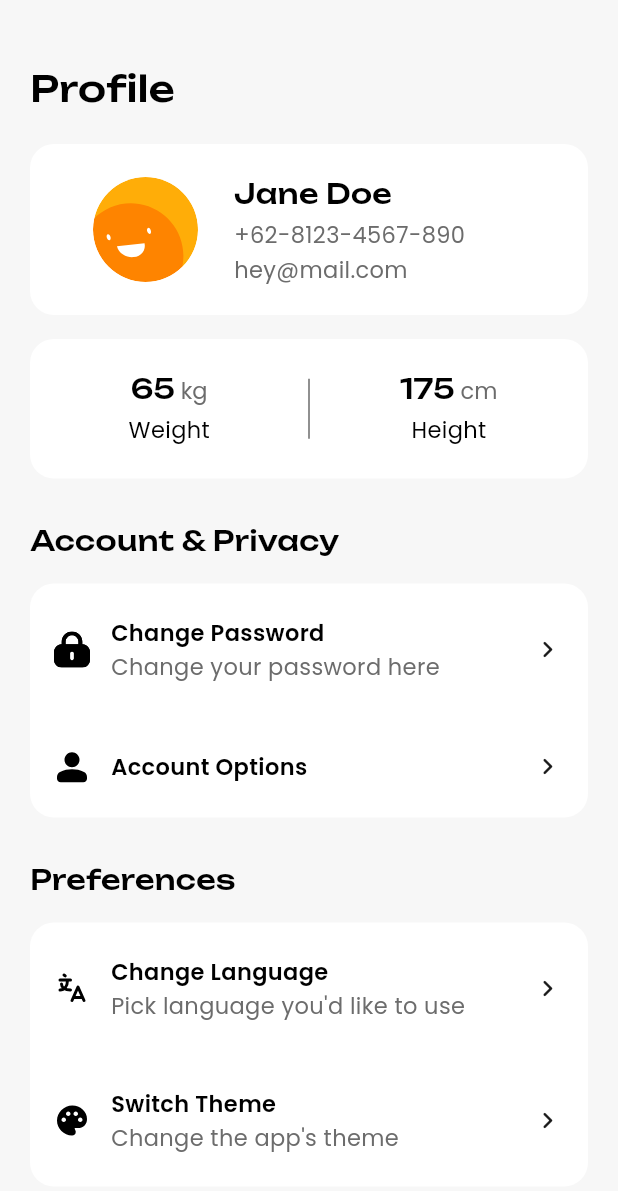
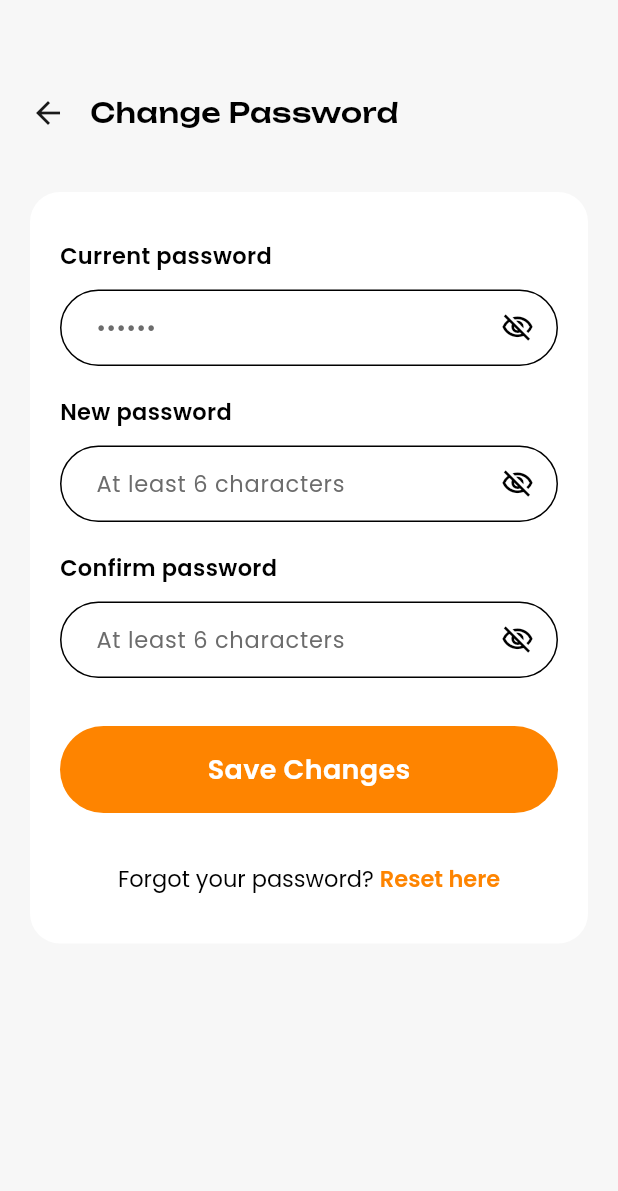
Before and after one commit to RiskyDwiyanti/ads-project, a Flutter app: the ProfileView screen opened by its route, after a tap on "Change Password", on a phone screen of 412 x 824 dp. Shown: the top 1191 px of the screen. Run offline on Flutter 3.47's test engine with Material 3 defaults, Android fonts, the phone set to English and light mode, and no system bars; our stand-ins replace flutter_svg, get, google_fonts, hive_flutter, shared_preferences; accounts and stored records are empty.

Commit message:
ui change password

```diff
--- /dev/null
+++ b/lib/app/modules/change_password/bindings/change_password_binding.dart
@@ -0,0 +1,12 @@
+import 'package:get/get.dart';
+
+import '../controllers/change_password_controller.dart';
+
+class ChangePasswordBinding extends Bindings {
+  @override
+  void dependencies() {
+    Get.lazyPut<ChangePasswordController>(
+      () => ChangePasswordController(),
+    );
+  }
+}
--- /dev/null
+++ b/lib/app/modules/change_password/controllers/change_password_controller.dart
@@ -0,0 +1,90 @@
+import 'package:fitpall/app/routes/app_pages.dart';
+import 'package:flutter/material.dart';
+import 'package:get/get.dart';
+
+class ChangePasswordController extends GetxController {
+  final currentPasswordController = TextEditingController();
+  final newPasswordController = TextEditingController();
+  final confirmPasswordController = TextEditingController();
+
+  var isCurrentPasswordVisible = false.obs;
+  var isNewPasswordVisible = false.obs;
+  var isConfirmPasswordVisible = false.obs;
+  var isLoading = false.obs;
+
+  void toggleCurrentPassword() =>
+      isCurrentPasswordVisible.value = !isCurrentPasswordVisible.value;
+
+  void toggleNewPassword() =>
+      isNewPasswordVisible.value = !isNewPasswordVisible.value;
+
+  void toggleConfirmPassword() =>
+      isConfirmPasswordVisible.value = !isConfirmPasswordVisible.value;
+
+  void saveChanges() {
+    final current = currentPasswordController.text.trim();
+    final newPass = newPasswordController.text.trim();
+    final confirm = confirmPasswordController.text.trim();
+
+    // Validasi
+    if ( current.isEmpty || newPass.isEmpty || confirm.isEmpty) {
+      Get.snackbar(
+        'Error',
+        'Please fill in all fields.',
+        snackPosition: SnackPosition.BOTTOM,
+        backgroundColor: Colors.red,
+        colorText: Colors.white,
+      );
+      return;
+    }
+
+    if (newPass.length < 6) {
+      Get.snackbar(
+        'Error',
+        'New password must be at least 6 characters.',
+        snackPosition: SnackPosition.BOTTOM,
+        backgroundColor: Colors.red,
+        colorText: Colors.white,
+      );
+      return;
+    }
+
+    if (newPass != confirm) {
+      Get.snackbar(
+        'Error',
+        'New password and confirm password do not match.',
+        snackPosition: SnackPosition.BOTTOM,
+        backgroundColor: Colors.red,
+        colorText: Colors.white,
+      );
+      return;
+    }
+
+    // TODO: Panggil API ganti password di sini
+    isLoading.value = true;
+    Future.delayed(const Duration(seconds: 1), () {
+      isLoading.value = false;
+      Get.back();
+      Get.snackbar(
+        'Success',
+        'Password changed successfully.',
+        snackPosition: SnackPosition.BOTTOM,
+        backgroundColor: Colors.green,
+        colorText: Colors.white,
+      );
+    });
+  }
+
+  void onResetPassword() {
+    // TODO: navigasi ke halaman forgot password
+    Get.toNamed(Routes.RESET_PASSWORD);
+  }
+
+  @override
+  void onClose() {
+    currentPasswordController.dispose();
+    newPasswordController.dispose();
+    confirmPasswordController.dispose();
+    super.onClose();
+  }
+}
--- /dev/null
+++ b/lib/app/modules/change_password/views/change_password_view.dart
@@ -0,0 +1,192 @@
+import 'package:fitpall/app/theme/app_colors.dart';
+import 'package:fitpall/app/theme/app_text.dart';
+import 'package:flutter/material.dart';
+
+import 'package:get/get.dart';
+
+import '../controllers/change_password_controller.dart';
+
+class ChangePasswordView extends GetView<ChangePasswordController> {
+  const ChangePasswordView({super.key});
+  @override
+  Widget build(BuildContext context) {
+    return Scaffold(
+      backgroundColor: AppColors.background,
+      body: SafeArea(
+        child: Column(
+          crossAxisAlignment: CrossAxisAlignment.start,
+          children: [
+            // ========================== HEADER ==========================
+            Padding(
+              padding: const EdgeInsets.fromLTRB(20, 62, 20, 20),
+              child: Row(
+                children: [
+                  GestureDetector(
+                    onTap: () => Get.back(),
+                    child: const Icon(
+                      Icons.arrow_back,
+                      size: 24,
+                      color: Color(0xFF1A1A1A),
+                    ),
+                  ),
+                  const SizedBox(width: 16),
+                  Text('Change Password', style: AppText.Heading2),
+                ],
+              ),
+            ),
+
+            const SizedBox(height: 20,),
+
+            // ========================== FORM CARD ==========================
+            Padding(
+              padding: const EdgeInsets.symmetric(horizontal: 20),
+              child: Container(
+                padding: const EdgeInsets.fromLTRB(20, 32, 20, 32),
+                decoration: BoxDecoration(
+                  color: AppColors.white,
+                  borderRadius: BorderRadius.circular(20),
+                ),
+                child: Column(
+                  crossAxisAlignment: CrossAxisAlignment.start,
+                  children: [
+                    // Current Password
+                    Text('Current password', style: AppText.Body_bold,),
+                    const SizedBox(height: 12,),
+                    Obx(() => _buildPasswordField(
+                      controller: controller.currentPasswordController,
+                      hint: '••••••',
+                      isVisible: controller.isCurrentPasswordVisible.value,
+                      onToggle: controller.toggleCurrentPassword,
+                    )),
+
+                    const SizedBox(height: 20,),
+
+                    // New Password
+                    Text('New password', style: AppText.Body_bold,),
+                    const SizedBox(height: 12,),
+                    Obx(() => _buildPasswordField(
+                      controller: controller.newPasswordController,
+                      hint: 'At least 6 characters',
+                      isVisible: controller.isNewPasswordVisible.value,
+                      onToggle: controller.toggleNewPassword,
+                    )),
+
+                    const SizedBox(height: 20,),
+
+                    // Confirm Password
+                    Text('Confirm password', style: AppText.Body_bold,),
+                    const SizedBox(height: 12,),
+                    Obx(() => _buildPasswordField(
+                      controller: controller.confirmPasswordController,
+                      hint: 'At least 6 characters',
+                      isVisible: controller.isConfirmPasswordVisible.value,
+                      onToggle: controller.toggleConfirmPassword,
+                    )),
+
+                    const SizedBox(height: 32,),
+
+                    // Save Changes Button
+                    Obx(() => GestureDetector(
+                      onTap: controller.isLoading.value ? null : controller.saveChanges,
+                      child: Container(
+                        width: double.infinity,
+                        padding: const EdgeInsets.symmetric(vertical: 16),
+                        decoration: BoxDecoration(
+                          color: AppColors.primary,
+                          borderRadius: BorderRadius.circular(30),
+                        ),
+                        child: Center(
+                          child: controller.isLoading.value
+                            ? const SizedBox(
+                              width: 22,
+                              height: 22,
+                              child: CircularProgressIndicator(
+                                color: AppColors.white,
+                                strokeWidth: 2.5,
+                              ),
+                            )
+                            : Text(
+                              'Save Changes',
+                              style: AppText.Subheading_Bold.copyWith(color: AppColors.white),
+                            ),
+                        ),
+                      ),
+                    )),
+
+                    const SizedBox(height: 32,),
+
+                    // Forgot Password
+                    Center(
+                      child: GestureDetector(
+                        onTap: controller.onResetPassword,
+                        child: RichText(
+                          text: TextSpan(
+                            children: [
+                              TextSpan(
+                                text: 'Forgot your password? ',
+                                style: AppText.Body,
+                              ),
+
+                              TextSpan(
+                                text: 'Reset here',
+                                style: AppText.Body_bold.copyWith(
+                                  color: AppColors.primary,
+                                ),
+                              ),
+                            ],
+                          ),
+                        ),
+                      ),
+                    )
+                  ],
+                ),
+              ),
+            ),
+          ],
+        ),
+      ),
+    );
+  }
+
+  // ========================== PASSWORD FIELD ==========================
+  Widget _buildPasswordField({
+    required TextEditingController controller,
+    required String hint,
+    required bool isVisible,
+    required VoidCallback onToggle,
+  }) {
+    return TextField(
+      controller: controller,
+      obscureText: !isVisible,
+      style: AppText.Body,
+      decoration: InputDecoration(
+        hintText: hint,
+        hintStyle: AppText.Body.copyWith(color: AppColors.grey),
+        contentPadding: EdgeInsets.symmetric(horizontal: 20, vertical: 14),
+        filled: false,
+        enabledBorder: OutlineInputBorder(
+          borderRadius: BorderRadius.circular(30),
+          borderSide: BorderSide(color: AppColors.black, width: 1),
+        ),
+        focusedBorder: OutlineInputBorder(
+          borderRadius: BorderRadius.circular(30),
+          borderSide: BorderSide(color: AppColors.black, width: 1),
+        ),
+        suffixIcon: GestureDetector(
+          onTap: onToggle,
+          child: Padding(
+            padding: const EdgeInsets.only(right: 16),
+            child: Icon(
+              isVisible
+                ? Icons.visibility_outlined
+                : Icons.visibility_off_outlined,
+              color: AppColors.black,
+              size: 22,
+            ),
+          ),
+        ),
+        suffixIconConstraints: const BoxConstraints(),
+      ),
+    );
+  }
+}
--- a/lib/app/modules/profile/controllers/profile_controller.dart
+++ b/lib/app/modules/profile/controllers/profile_controller.dart
@@ -58,7 +58,7 @@ class ProfileController extends GetxController {
     // Handle navigasi sesuai menu
     switch (title) {
       case 'Change Password':
-        // Get.toNamed(Routes.CHANGE_PASSWORD);
+        Get.toNamed(Routes.CHANGE_PASSWORD);
         break;
       case 'Account Options':
         // Get.toNamed(Routes.ACCOUNT_OPTIONS);
--- a/lib/app/routes/app_pages.dart
+++ b/lib/app/routes/app_pages.dart
@@ -2,6 +2,8 @@ import 'package:get/get.dart';
 
 import '../modules/cart/bindings/cart_binding.dart';
 import '../modules/cart/views/cart_view.dart';
+import '../modules/change_password/bindings/change_password_binding.dart';
+import '../modules/change_password/views/change_password_view.dart';
 import '../modules/class_detail/bindings/class_detail_binding.dart';
 import '../modules/class_detail/views/class_detail_view.dart';
 import '../modules/class_list/bindings/class_list_binding.dart';
@@ -18,6 +20,8 @@ import '../modules/onboarding/bindings/onboarding_binding.dart';
 import '../modules/onboarding/views/onboarding_view.dart';
 import '../modules/profile/bindings/profile_binding.dart';
 import '../modules/profile/views/profile_view.dart';
+import '../modules/reset_password/bindings/reset_password_binding.dart';
+import '../modules/reset_password/views/reset_password_view.dart';
 import '../modules/signin/bindings/signin_binding.dart';
 import '../modules/signin/views/signin_view.dart';
 import '../modules/signup/bindings/signup_binding.dart';
@@ -106,5 +110,15 @@ class AppPages {
       page: () => const FaqView(),
       binding: FaqBinding(),
     ),
+    GetPage(
+      name: _Paths.CHANGE_PASSWORD,
+      page: () => const ChangePasswordView(),
+      binding: ChangePasswordBinding(),
+    ),
+    GetPage(
+      name: _Paths.RESET_PASSWORD,
+      page: () => const ResetPasswordView(),
+      binding: ResetPasswordBinding(),
+    ),
   ];
 }
--- a/lib/app/routes/app_routes.dart
+++ b/lib/app/routes/app_routes.dart
@@ -18,6 +18,8 @@ abstract class Routes {
   static const NOTIFICATION = _Paths.NOTIFICATION;
   static const CART = _Paths.CART;
   static const FAQ = _Paths.FAQ;
+  static const CHANGE_PASSWORD = _Paths.CHANGE_PASSWORD;
+  static const RESET_PASSWORD = _Paths.RESET_PASSWORD;
 }
 
 abstract class _Paths {
@@ -37,4 +39,6 @@ abstract class _Paths {
   static const NOTIFICATION = '/notification';
   static const CART = '/cart';
   static const FAQ = '/faq';
+  static const CHANGE_PASSWORD = '/change-password';
+  static const RESET_PASSWORD = '/reset-password';
 }
```
Also changed, not shown: lib/app/modules/reset_password/bindings/reset_password_binding.dart (added, +12 -0 lines), lib/app/modules/reset_password/controllers/reset_password_controller.dart (added, +77 -0 lines), lib/app/modules/reset_password/views/reset_password_view.dart (added, +154 -0 lines).
